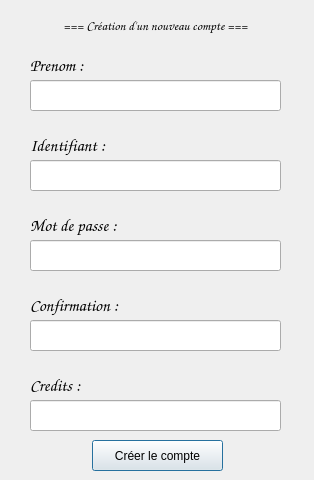
The window that INTERFACEGRAPHIQUE/UI/NewUserPage.ui (SCP-8530/Magasin-Cartage) describes before a commit, drawn with Qt 5.
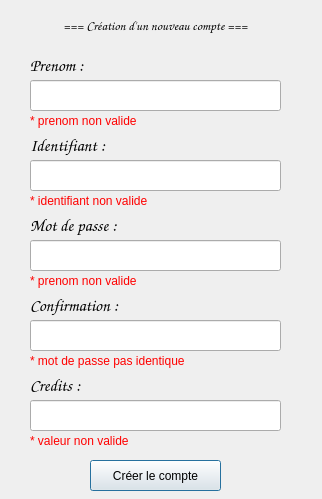
The same window after the commit.

Patch:
```diff
--- a/INTERFACEGRAPHIQUE/UI/NewUserPage.ui
+++ b/INTERFACEGRAPHIQUE/UI/NewUserPage.ui
@@ -6,8 +6,8 @@
    <rect>
     <x>0</x>
     <y>0</y>
-    <width>314</width>
-    <height>480</height>
+    <width>322</width>
+    <height>499</height>
    </rect>
   </property>
   <property name="windowTitle">
@@ -182,8 +182,8 @@
   <widget class="QPushButton" name="buttonNewUser">
    <property name="geometry">
     <rect>
-     <x>92</x>
-     <y>440</y>
+     <x>90</x>
+     <y>460</y>
      <width>131</width>
      <height>31</height>
     </rect>
@@ -204,6 +204,86 @@
     <string>Créer le compte</string>
    </property>
   </widget>
+  <widget class="QLabel" name="labelErreur1">
+   <property name="geometry">
+    <rect>
+     <x>30</x>
+     <y>110</y>
+     <width>251</width>
+     <height>21</height>
+    </rect>
+   </property>
+   <property name="styleSheet">
+    <string notr="true">color: rgb(255, 0, 0);</string>
+   </property>
+   <property name="text">
+    <string>* prenom non valide</string>
+   </property>
+  </widget>
+  <widget class="QLabel" name="labelErreur2">
+   <property name="geometry">
+    <rect>
+     <x>30</x>
+     <y>190</y>
+     <width>251</width>
+     <height>21</height>
+    </rect>
+   </property>
+   <property name="styleSheet">
+    <string notr="true">color: rgb(255, 0, 0);</string>
+   </property>
+   <property name="text">
+    <string>* identifiant non valide</string>
+   </property>
+  </widget>
+  <widget class="QLabel" name="labelErreur3">
+   <property name="geometry">
+    <rect>
+     <x>30</x>
+     <y>270</y>
+     <width>251</width>
+     <height>21</height>
+    </rect>
+   </property>
+   <property name="styleSheet">
+    <string notr="true">color: rgb(255, 0, 0);</string>
+   </property>
+   <property name="text">
+    <string>* prenom non valide</string>
+   </property>
+  </widget>
+  <widget class="QLabel" name="labelErreur4">
+   <property name="geometry">
+    <rect>
+     <x>30</x>
+     <y>350</y>
+     <width>251</width>
+     <height>21</height>
+    </rect>
+   </property>
+   <property name="styleSheet">
+    <string notr="true">color: rgb(255, 0, 0);</string>
+   </property>
+   <property name="text">
+    <string>* mot de passe pas identique</string>
+   </property>
+  </widget>
+  <widget class="QLabel" name="labelErreur5">
+   <property name="geometry">
+    <rect>
+     <x>30</x>
+     <y>430</y>
+     <width>251</width>
+     <height>21</height>
+    </rect>
+   </property>
+   <property name="styleSheet">
+    <string notr="true">color: rgb(255, 0, 0);</string>
+   </property>
+   <property name="text">
+    <string>* valeur non valide</string>
+   </property>
+  </widget>
   <zorder>buttonNewUser</zorder>
   <zorder>labelTitle</zorder>
   <zorder>labelPrenom</zorder>
```
Left out of the diff: 7 changed lines with no effect on the pictures.
